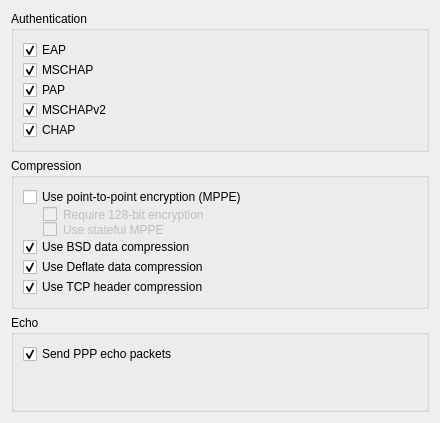
KDE/plasma-nm, file libs/editor/settings/ui/ppp.ui: the form before one commit.
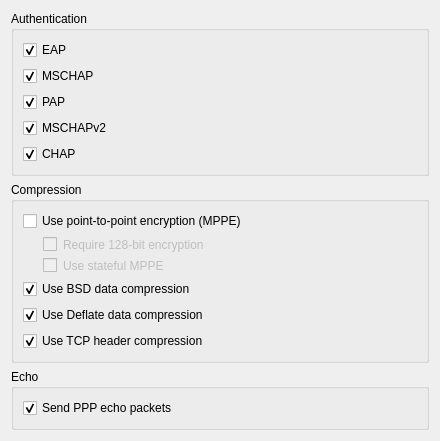
The form after the commit.

```diff
--- a/libs/editor/settings/ui/ppp.ui
+++ b/libs/editor/settings/ui/ppp.ui
@@ -30,7 +30,7 @@
        <set>Qt::AlignLeading|Qt::AlignLeft|Qt::AlignVCenter</set>
       </property>
       <property name="verticalSpacing">
-       <number>0</number>
+       <number>6</number>
       </property>
       <item row="0" column="0">
        <widget class="QCheckBox" name="eap">
@@ -101,7 +101,7 @@
        <set>Qt::AlignLeading|Qt::AlignLeft|Qt::AlignVCenter</set>
       </property>
       <property name="verticalSpacing">
-       <number>0</number>
+       <number>6</number>
       </property>
       <item row="0" column="0">
        <widget class="QCheckBox" name="mppe">
```
